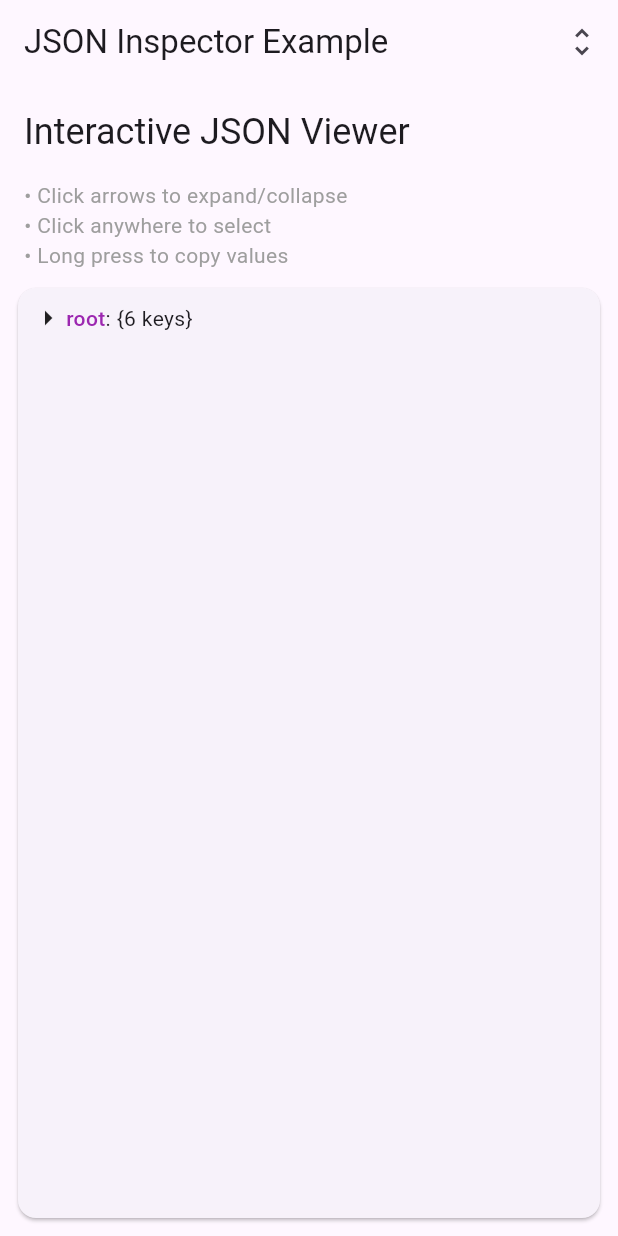
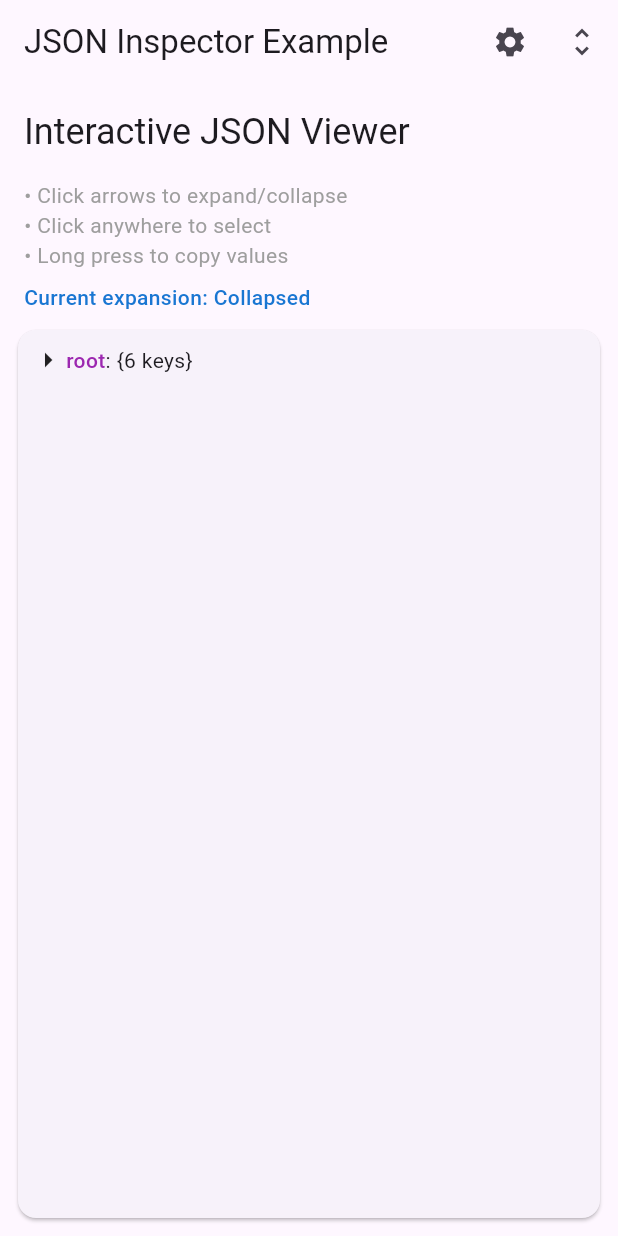
Before and after one commit to Protoss78/json_inspector, a Flutter app: the screen it shows after launch, after a tap on "root", after a tap on the "unfold less" icon, on a phone screen of 412 x 824 dp. Run offline on Flutter 3.47's test engine with Material 3 defaults, Android fonts, the phone set to English and light mode, and no system bars.

Commit message:
Added new expansionDepth feature

```diff
--- a/example/lib/main.dart
+++ b/example/lib/main.dart
@@ -82,6 +82,15 @@ class _MyHomePageState extends State<MyHomePage> {
   };
 
   bool _expandAll = true;
+  int _expansionDepth = -1;
+
+  final List<int> _depthOptions = [-1, 1, 2, 3];
+  final Map<int, String> _depthLabels = {
+    -1: 'All levels',
+    1: '1 level',
+    2: '2 levels',
+    3: '3 levels',
+  };
 
   @override
   Widget build(BuildContext context) {
@@ -89,6 +98,32 @@ class _MyHomePageState extends State<MyHomePage> {
       appBar: AppBar(
         title: const Text('JSON Inspector Example'),
         actions: [
+          PopupMenuButton<int>(
+            icon: const Icon(Icons.settings),
+            tooltip: 'Expansion Settings',
+            onSelected: (int depth) {
+              setState(() {
+                _expansionDepth = depth;
+                _expandAll = true; // Enable expansion when depth is selected
+              });
+            },
+            itemBuilder: (BuildContext context) =>
+                _depthOptions.map((int depth) {
+              return PopupMenuItem<int>(
+                value: depth,
+                child: Row(
+                  children: [
+                    Icon(
+                      _expansionDepth == depth ? Icons.check : Icons.layers,
+                      size: 20,
+                    ),
+                    const SizedBox(width: 8),
+                    Text('Expand ${_depthLabels[depth]}'),
+                  ],
+                ),
+              );
+            }).toList(),
+          ),
           IconButton(
             icon: Icon(_expandAll ? Icons.unfold_less : Icons.unfold_more),
             onPressed: () {
@@ -112,13 +147,26 @@ class _MyHomePageState extends State<MyHomePage> {
                 style: Theme.of(context).textTheme.headlineSmall,
               ),
             ),
-            const Padding(
-              padding: EdgeInsets.all(8.0),
-              child: Text(
-                '• Click arrows to expand/collapse\n'
-                '• Click anywhere to select\n'
-                '• Long press to copy values',
-                style: TextStyle(color: Colors.grey),
+            Padding(
+              padding: const EdgeInsets.all(8.0),
+              child: Column(
+                crossAxisAlignment: CrossAxisAlignment.start,
+                children: [
+                  const Text(
+                    '• Click arrows to expand/collapse\n'
+                    '• Click anywhere to select\n'
+                    '• Long press to copy values',
+                    style: TextStyle(color: Colors.grey),
+                  ),
+                  const SizedBox(height: 8),
+                  Text(
+                    'Current expansion: ${_expandAll ? _depthLabels[_expansionDepth] : "Collapsed"}',
+                    style: TextStyle(
+                      color: Colors.blue[700],
+                      fontWeight: FontWeight.w500,
+                    ),
+                  ),
+                ],
               ),
             ),
             Expanded(
@@ -126,6 +174,7 @@ class _MyHomePageState extends State<MyHomePage> {
                 child: JsonInspector(
                   jsonData: complexJson,
                   initiallyExpanded: _expandAll,
+                  expansionDepth: _expansionDepth,
                   keyStyle: const TextStyle(
                     color: Colors.purple,
                     fontWeight: FontWeight.w500,
--- a/lib/src/json_inspector_base.dart
+++ b/lib/src/json_inspector_base.dart
@@ -9,6 +9,10 @@ class JsonInspector extends StatefulWidget {
 
   /// Whether the JSON nodes should be initially expanded.
   final bool initiallyExpanded;
+
+  /// The depth level to expand when initiallyExpanded is true.
+  /// -1 means expand all levels, 1 means expand only first level, etc.
+  final int expansionDepth;
 
   /// Custom text style for JSON keys.
 
@@ -23,6 +27,7 @@ class JsonInspector extends StatefulWidget {
     super.key,
     required this.jsonData,
     this.initiallyExpanded = false,
+    this.expansionDepth = -1,
     this.keyStyle,
     this.valueStyle,
   });
@@ -40,32 +45,37 @@ class _JsonInspectorState extends State<JsonInspector> {
     super.initState();
     _expandedState = {};
     _selectedState = {};
-    _initializeStates(widget.jsonData, '');
+    _initializeStates(widget.jsonData, '', 0);
   }
 
   @override
   void didUpdateWidget(covariant JsonInspector oldWidget) {
     super.didUpdateWidget(oldWidget);
     if (oldWidget.jsonData != widget.jsonData ||
-        oldWidget.initiallyExpanded != widget.initiallyExpanded) {
+        oldWidget.initiallyExpanded != widget.initiallyExpanded ||
+        oldWidget.expansionDepth != widget.expansionDepth) {
       _expandedState = {};
       _selectedState = {};
-      _initializeStates(widget.jsonData, '');
+      _initializeStates(widget.jsonData, '', 0);
     }
   }
 
-  void _initializeStates(dynamic data, String path) {
+  void _initializeStates(dynamic data, String path, int currentDepth) {
     if (data is Map) {
-      _expandedState[path] = widget.initiallyExpanded;
+      bool shouldExpand = widget.initiallyExpanded &&
+          (widget.expansionDepth == -1 || currentDepth < widget.expansionDepth);
+      _expandedState[path] = shouldExpand;
       _selectedState[path] = false;
       data.forEach((key, value) {
-        _initializeStates(value, '$path/$key');
+        _initializeStates(value, '$path/$key', currentDepth + 1);
       });
     } else if (data is List) {
-      _expandedState[path] = widget.initiallyExpanded;
+      bool shouldExpand = widget.initiallyExpanded &&
+          (widget.expansionDepth == -1 || currentDepth < widget.expansionDepth);
+      _expandedState[path] = shouldExpand;
       _selectedState[path] = false;
       for (var i = 0; i < data.length; i++) {
-        _initializeStates(data[i], '$path/$i');
+        _initializeStates(data[i], '$path/$i', currentDepth + 1);
       }
     }
   }
--- a/pubspec.yaml
+++ b/pubspec.yaml
@@ -1,6 +1,6 @@
 name: json_inspector
 description: "An interactive Flutter JSON viewer with expand/collapse, value selection, and copy-to-clipboard features. Ideal for debugging, inspecting, and visualizing JSON data."
-version: 2.0.0
+version: 2.1.0
 homepage: "https://github.com/Neelansh-ns/json_inspector"
 repository: "https://github.com/Neelansh-ns/json_inspector"
 topics:
```
Also changed, not shown: example/pubspec.lock, 2 other files.
